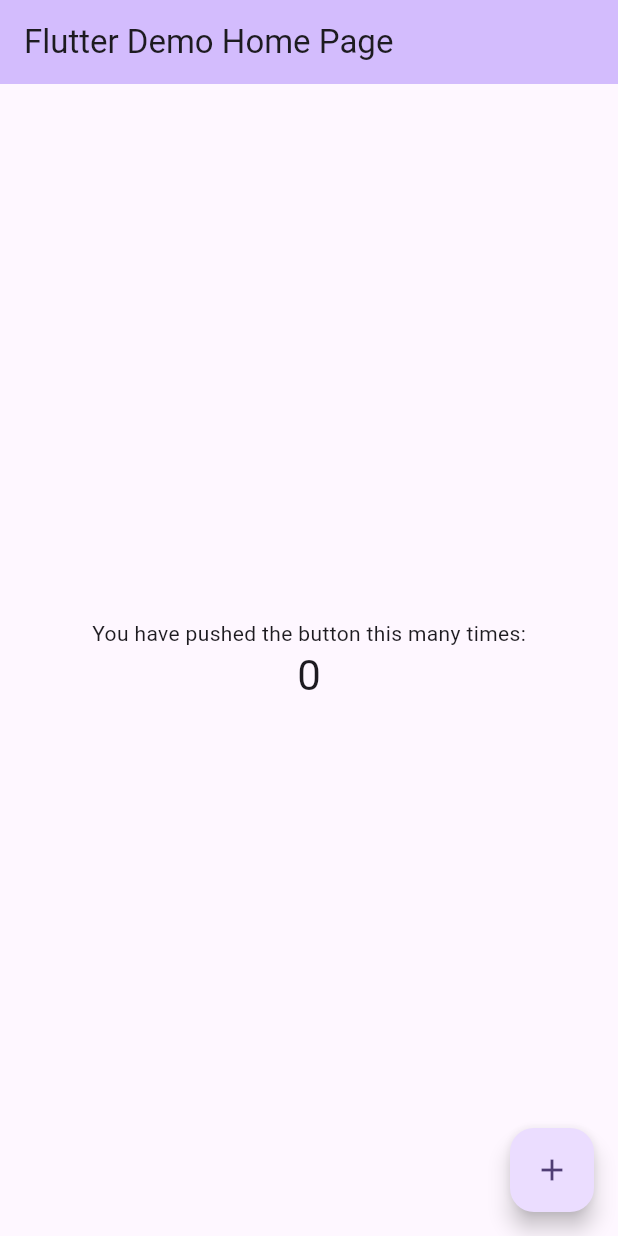
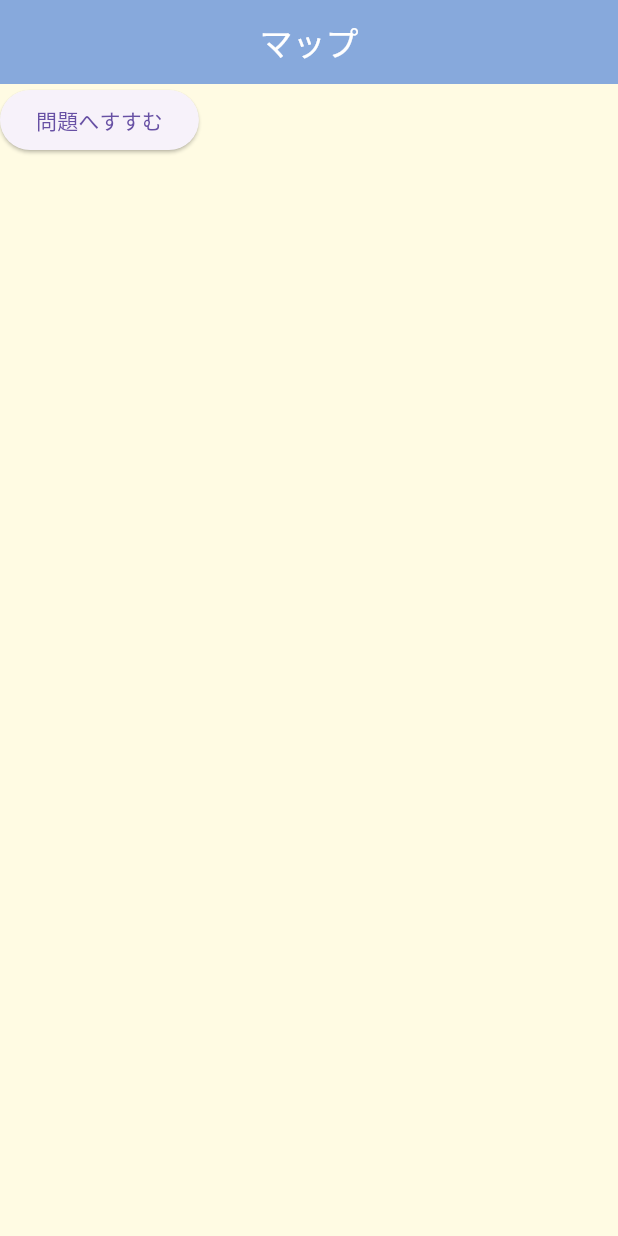
Before and after one commit to koshino-lab/Asianchallenge_3, a Flutter app: the screen it shows after launch, on a phone screen of 412 x 824 dp. Run offline on Flutter 3.47's test engine with Material 3 defaults, Android fonts, the phone set to English and light mode, and no system bars; our stand-ins replace cached_network_image, flutter_easyloading, flutter_svg, hooks_riverpod.

Commit message:
画面遷移を作成

```diff
--- /dev/null
+++ b/quiz_rally/lib/config/map_page/map_page.dart
@@ -0,0 +1,19 @@
+import 'package:flutter/material.dart';
+
+class MapPage extends StatelessWidget {
+  @override
+  Widget build(BuildContext context) {
+    return Scaffold(
+      appBar: AppBar(title: Text('マップ')),
+      body: Column(
+        children: [
+          ElevatedButton(
+              onPressed: () async {
+                await Navigator.of(context).pushNamed('/problem');
+              },
+              child: const Text('問題へすすむ'))
+        ],
+      ),
+    );
+  }
+}
--- /dev/null
+++ b/quiz_rally/lib/config/styles.dart
@@ -0,0 +1,50 @@
+import 'package:flutter/material.dart';
+// import 'package:google_fonts/google_fonts.dart';
+
+abstract class Styles {
+  static const int _primaryValue = 0xFF7EAFFF3;
+  static const MaterialColor primarySwatch = MaterialColor(
+    _primaryValue,
+    <int, Color>{
+      50: Color(_primaryValue),
+      100: Color(_primaryValue),
+      200: Color(_primaryValue),
+      300: Color(_primaryValue),
+      400: Color(_primaryValue),
+      500: Color(_primaryValue),
+      600: Color(_primaryValue),
+      700: Color(_primaryValue),
+      800: Color(_primaryValue),
+      900: Color(_primaryValue),
+    },
+  );
+
+// #c7de60
+// #f1f7d9 second
+  static const Color contentsColor = Colors.white;
+  static const Color primaryColor = Color.fromARGB(255, 255, 251, 227);
+  static const Color primaryColor700 = Color.fromARGB(255, 252, 250, 236);
+  static const Color accentColor = Color.fromARGB(255, 135, 144, 220);
+  static const Color myButtonColor = Color.fromARGB(255, 253, 234, 234);
+
+  static const Color pageBackground = Color.fromARGB(255, 255, 251, 227);
+  static const Color appBarTitleColor = contentsColor;
+  static const Color appBarBackgroundColor = Color.fromARGB(255, 178, 220, 135);
+  static const Color commonTextColor = Color(0xFF939292);
+  static const Color secondaryTextColor = Color.fromARGB(255, 255, 255, 255);
+
+  static const Color cardShadowColor = Color.fromARGB(78, 0, 0, 0);
+  static const Color clickSplashColor = Color.fromARGB(8, 0, 0, 0);
+
+  static const Color correctColor = Color(0xFFFF8474);
+  static const Color wrongColor = Color(0xFF689ABF);
+
+  static AppBarTheme appBarTheme = const AppBarTheme(
+    centerTitle: true,
+    foregroundColor: Styles.appBarTitleColor,
+    backgroundColor: Color.fromARGB(255, 135, 169, 220),
+    iconTheme: IconThemeData(
+      color: Styles.appBarTitleColor,
+    ),
+  );
+}
--- /dev/null
+++ b/quiz_rally/lib/config/top_page/top_page.dart
@@ -0,0 +1,13 @@
+import 'package:flutter/material.dart';
+import 'package:quiz_rally/ui/pages/top_page_tab.dart';
+
+class TopPage extends StatelessWidget {
+  const TopPage({super.key});
+
+  @override
+  Widget build(BuildContext context) {
+    return Scaffold(
+      body: TopPageRoute(),
+    );
+  }
+}
--- a/quiz_rally/lib/main.dart
+++ b/quiz_rally/lib/main.dart
@@ -1,122 +1,23 @@
 import 'package:flutter/material.dart';
+import 'package:hooks_riverpod/hooks_riverpod.dart';
+import 'package:quiz_rally/config/map_page/map_page.dart';
+import 'package:quiz_rally/page_router.dart';
 
-void main() {
-  runApp(const MyApp());
+Future<void> main() async {
+  WidgetsFlutterBinding.ensureInitialized();
+  runApp(ProviderScope(child: QuizRally()));
 }
 
 class MyApp extends StatelessWidget {
   const MyApp({super.key});
 
-  // This widget is the root of your application.
   @override
   Widget build(BuildContext context) {
     return MaterialApp(
-      title: 'Flutter Demo',
       theme: ThemeData(
-        // This is the theme of your application.
-        //
-        // TRY THIS: Try running your application with "flutter run". You'll see
-        // the application has a purple toolbar. Then, without quitting the app,
-        // try changing the seedColor in the colorScheme below to Colors.green
-        // and then invoke "hot reload" (save your changes or press the "hot
-        // reload" button in a Flutter-supported IDE, or press "r" if you used
-        // the command line to start the app).
-        //
-        // Notice that the counter didn't reset back to zero; the application
-        // state is not lost during the reload. To reset the state, use hot
-        // restart instead.
-        //
-        // This works for code too, not just values: Most code changes can be
-        // tested with just a hot reload.
         colorScheme: ColorScheme.fromSeed(seedColor: Colors.deepPurple),
       ),
-      home: const MyHomePage(title: 'Flutter Demo Home Page'),
+      home: MapPage(),
     );
   }
 }
-
-class MyHomePage extends StatefulWidget {
-  const MyHomePage({super.key, required this.title});
-
-  // This widget is the home page of your application. It is stateful, meaning
-  // that it has a State object (defined below) that contains fields that affect
-  // how it looks.
-
-  // This class is the configuration for the state. It holds the values (in this
-  // case the title) provided by the parent (in this case the App widget) and
-  // used by the build method of the State. Fields in a Widget subclass are
-  // always marked "final".
-
-  final String title;
-
-  @override
-  State<MyHomePage> createState() => _MyHomePageState();
-}
-
-class _MyHomePageState extends State<MyHomePage> {
-  int _counter = 0;
-
-  void _incrementCounter() {
-    setState(() {
-      // This call to setState tells the Flutter framework that something has
-      // changed in this State, which causes it to rerun the build method below
-      // so that the display can reflect the updated values. If we changed
-      // _counter without calling setState(), then the build method would not be
-      // called again, and so nothing would appear to happen.
-      _counter++;
-    });
-  }
-
-  @override
-  Widget build(BuildContext context) {
-    // This method is rerun every time setState is called, for instance as done
-    // by the _incrementCounter method above.
-    //
-    // The Flutter framework has been optimized to make rerunning build methods
-    // fast, so that you can just rebuild anything that needs updating rather
-    // than having to individually change instances of widgets.
-    return Scaffold(
-      appBar: AppBar(
-        // TRY THIS: Try changing the color here to a specific color (to
-        // Colors.amber, perhaps?) and trigger a hot reload to see the AppBar
-        // change color while the other colors stay the same.
-        backgroundColor: Theme.of(context).colorScheme.inversePrimary,
-        // Here we take the value from the MyHomePage object that was created by
-        // the App.build method, and use it to set our appbar title.
-        title: Text(widget.title),
-      ),
-      body: Center(
-        // Center is a layout widget. It takes a single child and positions it
-        // in the middle of the parent.
-        child: Column(
-          // Column is also a layout widget. It takes a list of children and
-          // arranges them vertically. By default, it sizes itself to fit its
-          // children horizontally, and tries to be as tall as its parent.
-          //
-          // Column has various properties to control how it sizes itself and
-          // how it positions its children. Here we use mainAxisAlignment to
-          // center the children vertically; the main axis here is the vertical
-          // axis because Columns are vertical (the cross axis would be
-          // horizontal).
-          //
-          // TRY THIS: Invoke "debug painting" (choose the "Toggle Debug Paint"
-          // action in the IDE, or press "p" in the console), to see the
-          // wireframe for each widget.
-          mainAxisAlignment: MainAxisAlignment.center,
-          children: <Widget>[
-            const Text('You have pushed the button this many times:'),
-            Text(
-              '$_counter',
-              style: Theme.of(context).textTheme.headlineMedium,
-            ),
-          ],
-        ),
-      ),
-      floatingActionButton: FloatingActionButton(
-        onPressed: _incrementCounter,
-        tooltip: 'Increment',
-        child: const Icon(Icons.add),
-      ), // This trailing comma makes auto-formatting nicer for build methods.
-    );
-  }
-}
--- /dev/null
+++ b/quiz_rally/lib/page_router.dart
@@ -0,0 +1,36 @@
+import 'package:flutter/material.dart';
+import 'package:flutter_easyloading/flutter_easyloading.dart';
+import 'package:quiz_rally/config/error_page/error.dart';
+import 'package:quiz_rally/config/problem_page/problem_page.dart';
+import 'package:quiz_rally/config/styles.dart';
+import 'package:quiz_rally/config/success_page/success_page.dart';
+import 'package:quiz_rally/config/top_page/top_page.dart';
+import 'package:quiz_rally/help_page/help_page.dart';
+
+class QuizRally extends StatelessWidget {
+  @override
+  Widget build(BuildContext context) {
+    return MaterialApp(
+      initialRoute: '/',
+      builder: EasyLoading.init(),
+      routes: <String, WidgetBuilder>{
+        '/': (BuildContext context) => TopPage(),
+        '/problem': (BuildContext context) => ProblemPage(),
+        '/success': (BuildContext context) => SuccessPage(),
+        '/error': (BuildContext context) => ErrorPage(),
+        '/help': (BuildContext context) => HelpPage(),
+      },
+      title: '高専の森',
+      theme: ThemeData(
+        primarySwatch: Styles.primarySwatch,
+        primaryColor: Styles.primaryColor,
+        brightness: Brightness.light,
+        appBarTheme: Styles.appBarTheme,
+        scaffoldBackgroundColor: Styles.pageBackground,
+        // textTheme: GoogleFonts.mPlusRounded1cTextTheme(
+        //   Styles.textTheme,
+        // ),
+      ),
+    );
+  }
+}
--- /dev/null
+++ b/quiz_rally/lib/ui/pages/top_page_tab.dart
@@ -0,0 +1,18 @@
+import 'package:flutter/material.dart';
+import 'package:hooks_riverpod/hooks_riverpod.dart';
+import 'package:quiz_rally/config/map_page/map_page.dart';
+
+class TopPageRoute extends ConsumerWidget {
+  TopPageRoute({super.key});
+
+  @override
+  Widget build(BuildContext context, WidgetRef ref) {
+    final Size size = MediaQuery.of(context).size;
+    final double iconSize = size.shortestSide / 15;
+    return Scaffold(
+      body: Stack(
+        children: [MapPage()],
+      ),
+    );
+  }
+}
```
Also changed, not shown: quiz_rally/lib/config/config.dart (added, +15 -0 lines), quiz_rally/lib/config/error_page/error.dart (added, +34 -0 lines), quiz_rally/lib/config/problem_page/problem_page.dart (added, +26 -0 lines), quiz_rally/lib/config/success_page/success_page.dart (added, +18 -0 lines), quiz_rally/lib/help_page/help_page.dart (added, +20 -0 lines), quiz_rally/lib/ui/components/theme_text.dart (added, +69 -0 lines), quiz_rally/lib/ui/components/universal_image.dart (added, +60 -0 lines), quiz_rally/pubspec.yaml (+26 -2 lines), quiz_rally/pubspec.lock, 12 other files.
